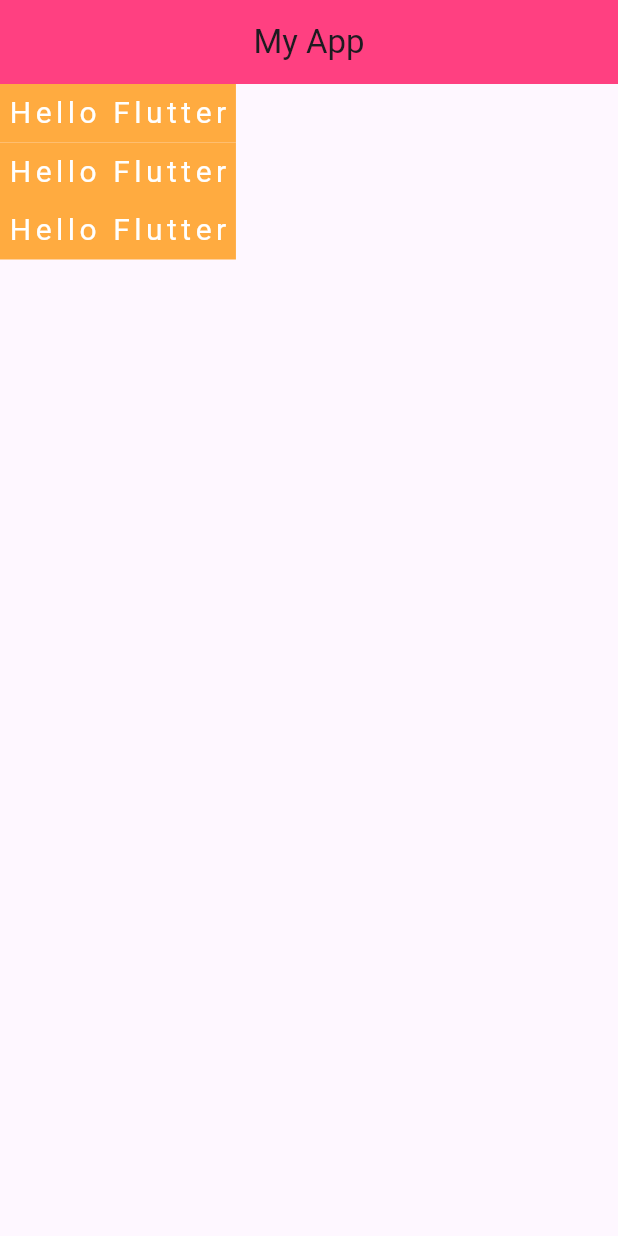
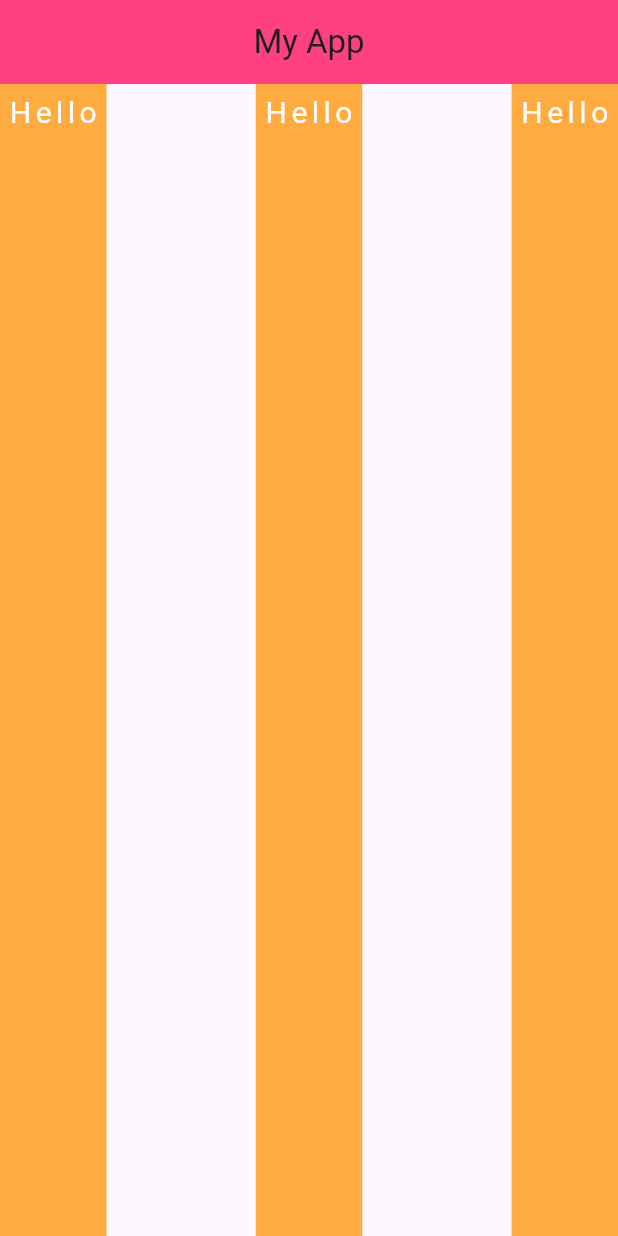
Before and after one commit to Supphakon99/learn_flutter_67_2, a Flutter app: the screen it shows after launch, on a phone screen of 412 x 824 dp. Run offline on Flutter 3.47's test engine with Material 3 defaults, Android fonts, the phone set to English and light mode, and no system bars.

Commit message:
Step 5: container, color, main axis, cross axis

```diff
--- a/lib/screen/home.dart
+++ b/lib/screen/home.dart
@@ -6,13 +6,73 @@ class Home extends StatelessWidget {
   // Step 5: container, color, main axis, cross axis
   @override
   Widget build(BuildContext context) {
-    return Column(
+//     return Column(
+//     //mainAxisAlignment: MainAxisAlignment.start,
+//     //mainAxisAlignment: MainAxisAlignment.center,
+//     //mainAxisAlignment: MainAxisAlignment.end,
+//     //mainAxisAlignment: MainAxisAlignment.spaceBetween,
+//     //mainAxisAlignment: MainAxisAlignment.spaceAround,
+//     //mainAxisAlignment: MainAxisAlignment.spaceEvenly,
+//     mainAxisAlignment: MainAxisAlignment.spaceBetween,
+//     crossAxisAlignment: CrossAxisAlignment.stretch,
+
+//       children: [
+//         Container(
+//           color: Colors.orangeAccent,
+//           padding: EdgeInsets.symmetric(horizontal: 5, vertical: 5),
+//           child: Text(
+//             "Hello Flutter",
+//             style: TextStyle(
+//               fontSize: 20,
+//               letterSpacing: 3,
+//               color: Colors.white,
+//             ),
+//           ),
+//         ),
+//         Container(
+//           color: Colors.orangeAccent,
+//           padding: EdgeInsets.symmetric(horizontal: 5, vertical: 5),
+//           child: Text(
+//             "Hello Flutter",
+//             style: TextStyle(
+//               fontSize: 20,
+//               letterSpacing: 3,
+//               color: Colors.white,
+//             ),
+//           ),
+//         ),
+//         Container(
+//           color: Colors.orangeAccent,
+//           padding: EdgeInsets.symmetric(horizontal: 5, vertical: 5),
+//           child: Text(
+//             "Hello Flutter",
+//             style: TextStyle(
+//               fontSize: 20,
+//               letterSpacing: 3,
+//               color: Colors.white,
+//             ),
+//           ),
+//         ),
+//       ],
+//     );
+//   }
+// }
+return Row(
+    //mainAxisAlignment: MainAxisAlignment.start,
+    //mainAxisAlignment: MainAxisAlignment.center,
+    //mainAxisAlignment: MainAxisAlignment.end,
+    //mainAxisAlignment: MainAxisAlignment.spaceBetween,
+    //mainAxisAlignment: MainAxisAlignment.spaceAround,
+    //mainAxisAlignment: MainAxisAlignment.spaceEvenly,
+    mainAxisAlignment: MainAxisAlignment.spaceBetween,
+    crossAxisAlignment: CrossAxisAlignment.stretch,
+
       children: [
         Container(
           color: Colors.orangeAccent,
           padding: EdgeInsets.symmetric(horizontal: 5, vertical: 5),
           child: Text(
-            "Hello Flutter",
+            "Hello",
             style: TextStyle(
               fontSize: 20,
               letterSpacing: 3,
@@ -24,7 +84,7 @@ class Home extends StatelessWidget {
           color: Colors.orangeAccent,
           padding: EdgeInsets.symmetric(horizontal: 5, vertical: 5),
           child: Text(
-            "Hello Flutter",
+            "Hello",
             style: TextStyle(
               fontSize: 20,
               letterSpacing: 3,
@@ -36,7 +96,7 @@ class Home extends StatelessWidget {
           color: Colors.orangeAccent,
           padding: EdgeInsets.symmetric(horizontal: 5, vertical: 5),
           child: Text(
-            "Hello Flutter",
+            "Hello",
             style: TextStyle(
               fontSize: 20,
               letterSpacing: 3,
```
